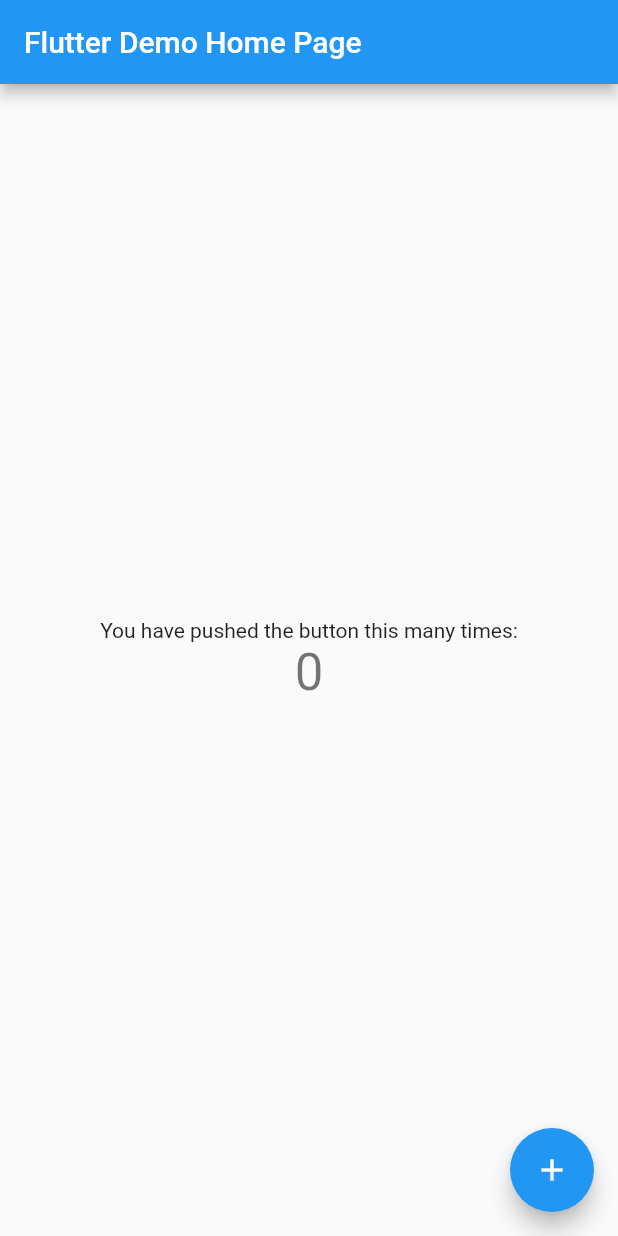
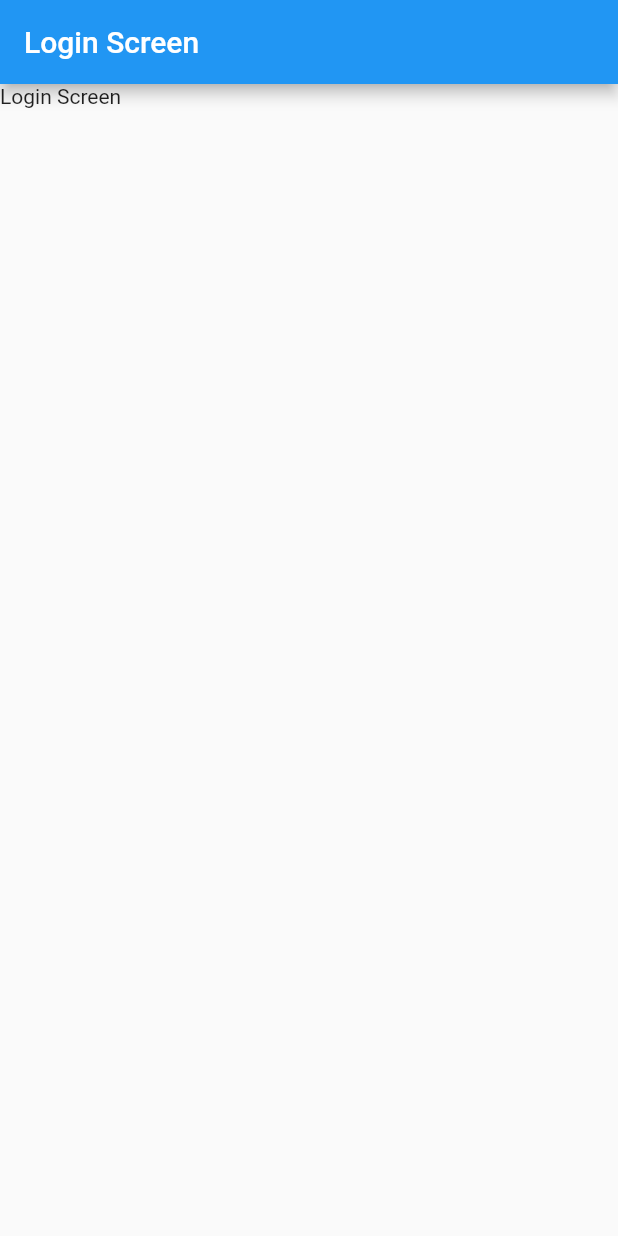
Before and after one commit to immortalmind2016/social_app, a Flutter app: the screen it shows after launch, on a phone screen of 412 x 824 dp. Run offline on Flutter 3.47's test engine with Material 2 defaults, Android fonts, the phone set to English and light mode, and no system bars; our stand-ins replace bloc, flutter_bloc.

Commit message:
packegs updated

```diff
--- a/lib/main.dart
+++ b/lib/main.dart
@@ -1,115 +1,23 @@
 import 'package:flutter/material.dart';
+import 'package:flutter_bloc/flutter_bloc.dart';
+import 'package:socialapp/BlocObserver.dart';
+import 'package:socialapp/modules/login_screen/login_screen.dart';
 
 void main() {
-  runApp(const MyApp());
+  Bloc.observer = MyBlocObserver();
+  runApp(MyApp());
 }
 
 class MyApp extends StatelessWidget {
-  const MyApp({Key? key}) : super(key: key);
 
-  // This widget is the root of your application.
   @override
   Widget build(BuildContext context) {
     return MaterialApp(
-      title: 'Flutter Demo',
-      theme: ThemeData(
-        // This is the theme of your application.
-        //
-        // Try running your application with "flutter run". You'll see the
-        // application has a blue toolbar. Then, without quitting the app, try
-        // changing the primarySwatch below to Colors.green and then invoke
-        // "hot reload" (press "r" in the console where you ran "flutter run",
-        // or simply save your changes to "hot reload" in a Flutter IDE).
-        // Notice that the counter didn't reset back to zero; the application
-        // is not restarted.
-        primarySwatch: Colors.blue,
-      ),
-      home: const MyHomePage(title: 'Flutter Demo Home Page'),
+      debugShowCheckedModeBanner: false,
+      home: LoginScreen(),
     );
   }
 }
 
-class MyHomePage extends StatefulWidget {
-  const MyHomePage({Key? key, required this.title}) : super(key: key);
 
-  // This widget is the home page of your application. It is stateful, meaning
-  // that it has a State object (defined below) that contains fields that affect
-  // how it looks.
-
-  // This class is the configuration for the state. It holds the values (in this
-  // case the title) provided by the parent (in this case the App widget) and
-  // used by the build method of the State. Fields in a Widget subclass are
-  // always marked "final".
-
-  final String title;
-
-  @override
-  State<MyHomePage> createState() => _MyHomePageState();
-}
-
-class _MyHomePageState extends State<MyHomePage> {
-  int _counter = 0;
-
-  void _incrementCounter() {
-    setState(() {
-      // This call to setState tells the Flutter framework that something has
-      // changed in this State, which causes it to rerun the build method below
-      // so that the display can reflect the updated values. If we changed
-      // _counter without calling setState(), then the build method would not be
-      // called again, and so nothing would appear to happen.
-      _counter++;
-    });
-  }
-
-  @override
-  Widget build(BuildContext context) {
-    // This method is rerun every time setState is called, for instance as done
-    // by the _incrementCounter method above.
-    //
-    // The Flutter framework has been optimized to make rerunning build methods
-    // fast, so that you can just rebuild anything that needs updating rather
-    // than having to individually change instances of widgets.
-    return Scaffold(
-      appBar: AppBar(
-        // Here we take the value from the MyHomePage object that was created by
-        // the App.build method, and use it to set our appbar title.
-        title: Text(widget.title),
-      ),
-      body: Center(
-        // Center is a layout widget. It takes a single child and positions it
-        // in the middle of the parent.
-        child: Column(
-          // Column is also a layout widget. It takes a list of children and
-          // arranges them vertically. By default, it sizes itself to fit its
-          // children horizontally, and tries to be as tall as its parent.
-          //
-          // Invoke "debug painting" (press "p" in the console, choose the
-          // "Toggle Debug Paint" action from the Flutter Inspector in Android
-          // Studio, or the "Toggle Debug Paint" command in Visual Studio Code)
-          // to see the wireframe for each widget.
-          //
-          // Column has various properties to control how it sizes itself and
-          // how it positions its children. Here we use mainAxisAlignment to
-          // center the children vertically; the main axis here is the vertical
-          // axis because Columns are vertical (the cross axis would be
-          // horizontal).
-          mainAxisAlignment: MainAxisAlignment.center,
-          children: <Widget>[
-            const Text(
-              'You have pushed the button this many times:',
-            ),
-            Text(
-              '$_counter',
-              style: Theme.of(context).textTheme.headline4,
-            ),
-          ],
-        ),
-      ),
-      floatingActionButton: FloatingActionButton(
-        onPressed: _incrementCounter,
-        tooltip: 'Increment',
-        child: const Icon(Icons.add),
-      ), // This trailing comma makes auto-formatting nicer for build methods.
-    );
-  }
-}
+  // This widget is the root of your application.
--- /dev/null
+++ b/lib/modules/login_screen/login_screen.dart
@@ -0,0 +1,15 @@
+import 'package:flutter/material.dart';
+class LoginScreen extends StatelessWidget {
+
+  @override
+  Widget build(BuildContext context) {
+    return Scaffold(
+      appBar: AppBar(
+        title: Text('Login Screen'),
+      ),
+      body: Container(
+        child: Text('Login Screen'),
+      ),
+    );
+  }
+}
```
Also changed, not shown: lib/BlocObserver.dart (added, +26 -0 lines), pubspec.yaml (+15 -5 lines), pubspec.lock.
